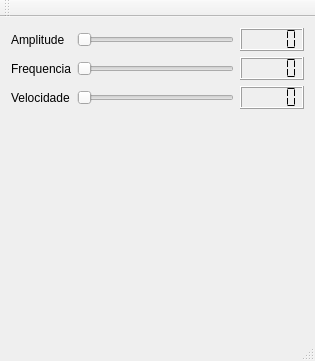
Old version of the form SenoQt/mainwindow.ui in the repository agostinhobritojr/dca1202.
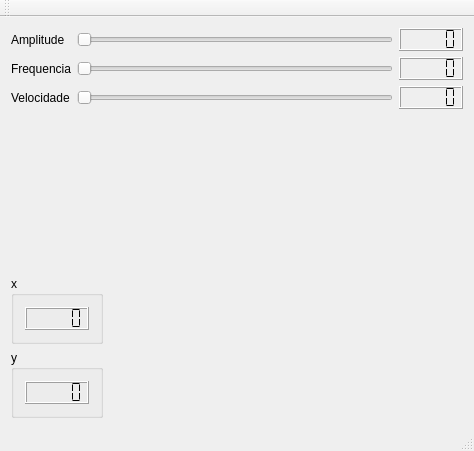
New version of the form. Custom widgets are drawn as their Qt base class.

The edit to the form file:
```diff
--- a/SenoQt/mainwindow.ui
+++ b/SenoQt/mainwindow.ui
@@ -6,15 +6,15 @@
    <rect>
     <x>0</x>
     <y>0</y>
-    <width>315</width>
-    <height>361</height>
+    <width>474</width>
+    <height>451</height>
    </rect>
   </property>
   <property name="windowTitle">
    <string>MainWindow</string>
   </property>
   <widget class="QWidget" name="centralWidget">
-   <layout class="QVBoxLayout" name="verticalLayout" stretch="30,70">
+   <layout class="QVBoxLayout" name="verticalLayout_2">
     <item>
      <layout class="QGridLayout" name="gridLayout">
       <item row="0" column="0">
@@ -83,7 +83,60 @@
      </layout>
     </item>
     <item>
-     <widget class="Plotter" name="plotter" native="true"/>
+     <layout class="QHBoxLayout" name="horizontalLayout_3" stretch="10,90">
+      <item>
+       <layout class="QVBoxLayout" name="verticalLayout">
+        <item>
+         <spacer name="verticalSpacer">
+          <property name="orientation">
+           <enum>Qt::Vertical</enum>
+          </property>
+          <property name="sizeHint" stdset="0">
+           <size>
+            <width>20</width>
+            <height>40</height>
+           </size>
+          </property>
+         </spacer>
+        </item>
+        <item>
+         <widget class="QGroupBox" name="groupBox">
+          <property name="title">
+           <string>x</string>
+          </property>
+          <layout class="QHBoxLayout" name="horizontalLayout">
+           <item>
+            <widget class="QLCDNumber" name="lcdNumberX">
+             <property name="segmentStyle">
+              <enum>QLCDNumber::Flat</enum>
+             </property>
+            </widget>
+           </item>
+          </layout>
+         </widget>
+        </item>
+        <item>
+         <widget class="QGroupBox" name="groupBox_2">
+          <property name="title">
+           <string>y</string>
+          </property>
+          <layout class="QHBoxLayout" name="horizontalLayout_2">
+           <item>
+            <widget class="QLCDNumber" name="lcdNumberY">
+             <property name="segmentStyle">
+              <enum>QLCDNumber::Flat</enum>
+             </property>
+            </widget>
+           </item>
+          </layout>
+         </widget>
+        </item>
+       </layout>
+      </item>
+      <item>
+       <widget class="Plotter" name="plotter" native="true"/>
+      </item>
+     </layout>
     </item>
    </layout>
   </widget>
```
Left out of the diff: 44 changed lines with no effect on the pictures.
